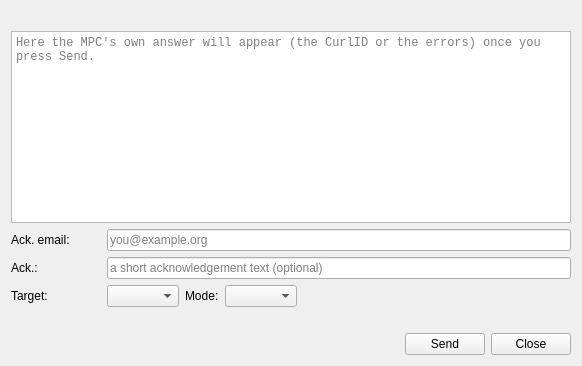
First picture: the form in nightscribe/gui/ui/ufe_mpc_send_dialog.ui, repository irydeo/nightscribe, before the edit.
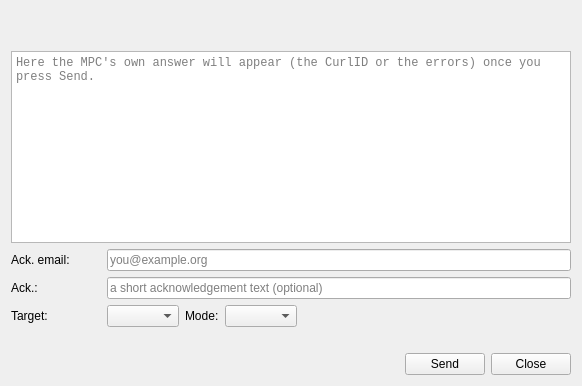
Second picture: the form after the edit.

Patch:
```diff
--- a/nightscribe/gui/ui/ufe_mpc_send_dialog.ui
+++ b/nightscribe/gui/ui/ufe_mpc_send_dialog.ui
@@ -16,6 +16,7 @@
    <property name="rightMargin"><number>11</number></property>
    <property name="bottomMargin"><number>11</number></property>
    <item><widget class="QLabel" name="lbl_intro"><property name="text"><string/></property><property name="wordWrap"><bool>true</bool></property><property name="toolTip"><string>What the batch about to be sent carries: how many observations, the format, the target and the mode. It is read from the report the moment the window opens, and it follows the target and the mode if you change them here</string></property></widget></item>
+   <item><widget class="QLabel" name="lbl_edited"><property name="visible"><bool>false</bool></property><property name="text"><string/></property><property name="wordWrap"><bool>true</bool></property><property name="styleSheet"><string notr="true">color: #e0c060;</string></property></widget></item>
    <item>
     <widget class="QPlainTextEdit" name="txt_log">
      <property name="minimumSize"><size><width>560</width><height>140</height></size></property>
```
